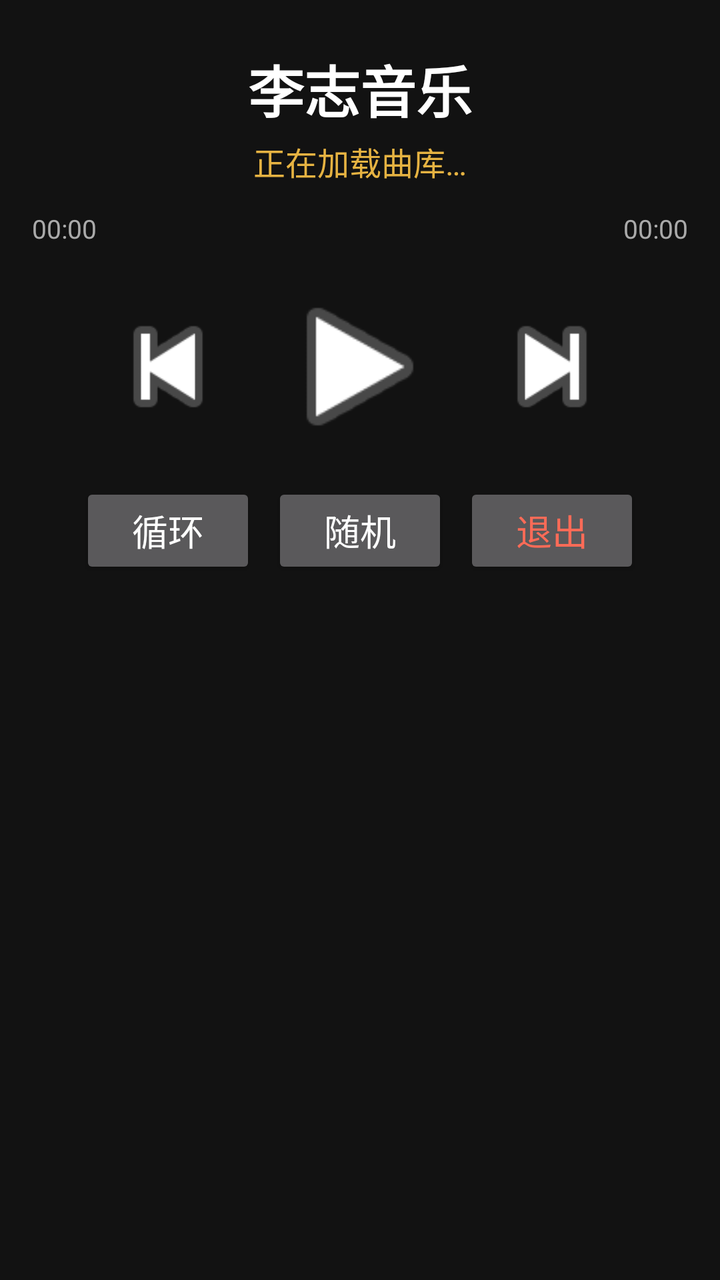
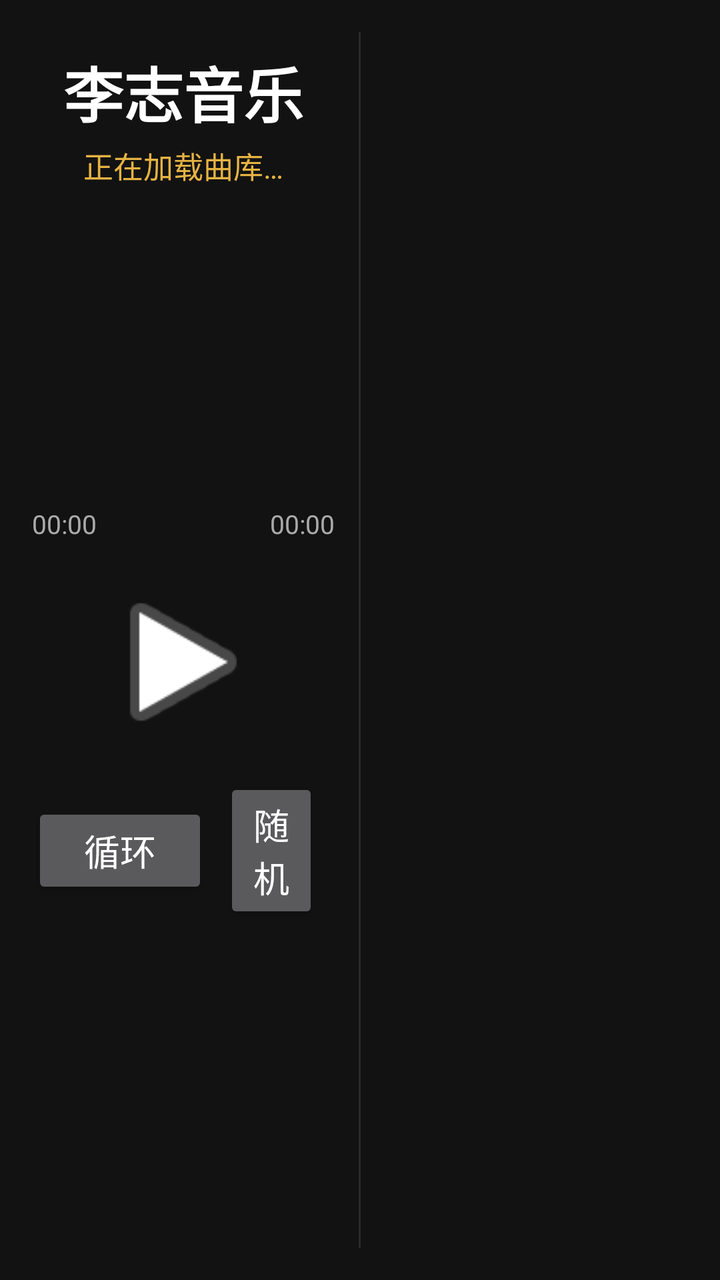

Screens rendered from an Android XML layout before and after an edit, with the pre-edit source and the edit as a unified diff.
<!-- AndroidManifest.xml: application theme AppTheme -->
<!-- res/layout/activity_main.xml -->
<?xml version="1.0" encoding="utf-8"?>
<LinearLayout xmlns:android="http://schemas.android.com/apk/res/android"
    android:layout_width="match_parent"
    android:layout_height="match_parent"
    android:orientation="vertical"
    android:background="@color/bg"
    android:padding="16dp">

    <TextView
        android:id="@+id/tvTitle"
        android:layout_width="match_parent"
        android:layout_height="wrap_content"
        android:text="@string/app_name"
        android:textColor="@color/text_primary"
        android:textSize="28sp"
        android:textStyle="bold"
        android:gravity="center"
        android:layout_marginTop="8dp" />

    <TextView
        android:id="@+id/tvStatus"
        android:layout_width="match_parent"
        android:layout_height="wrap_content"
        android:text="@string/initializing"
        android:textColor="@color/accent"
        android:textSize="16sp"
        android:gravity="center"
        android:layout_marginTop="4dp" />

    <SeekBar
        android:id="@+id/seekBar"
        android:layout_width="match_parent"
        android:layout_height="wrap_content"
        android:layout_marginTop="12dp"
        android:enabled="false" />

    <LinearLayout
        android:layout_width="match_parent"
        android:layout_height="wrap_content"
        android:orientation="horizontal">

        <TextView
            android:id="@+id/tvPos"
            android:layout_width="wrap_content"
            android:layout_height="wrap_content"
            android:text="00:00"
            android:textColor="@color/text_secondary"
            android:textSize="13sp" />

        <TextView
            android:layout_width="0dp"
            android:layout_height="wrap_content"
            android:layout_weight="1" />

        <TextView
            android:id="@+id/tvDur"
            android:layout_width="wrap_content"
            android:layout_height="wrap_content"
            android:text="00:00"
            android:textColor="@color/text_secondary"
            android:textSize="13sp" />
    </LinearLayout>

    <LinearLayout
        android:layout_width="match_parent"
        android:layout_height="wrap_content"
        android:orientation="horizontal"
        android:gravity="center"
        android:layout_marginTop="8dp">

        <ImageButton
            android:id="@+id/btnPrev"
            android:layout_width="72dp"
            android:layout_height="72dp"
            android:layout_margin="8dp"
            android:src="@android:drawable/ic_media_previous"
            android:background="?android:attr/selectableItemBackground"
            android:contentDescription="上一首" />

        <ImageButton
            android:id="@+id/btnPlay"
            android:layout_width="88dp"
            android:layout_height="88dp"
            android:layout_margin="8dp"
            android:src="@android:drawable/ic_media_play"
            android:background="?android:attr/selectableItemBackground"
            android:contentDescription="播放/暂停" />

        <ImageButton
            android:id="@+id/btnNext"
            android:layout_width="72dp"
            android:layout_height="72dp"
            android:layout_margin="8dp"
            android:src="@android:drawable/ic_media_next"
            android:background="?android:attr/selectableItemBackground"
            android:contentDescription="下一首" />
    </LinearLayout>

    <LinearLayout
        android:layout_width="match_parent"
        android:layout_height="wrap_content"
        android:orientation="horizontal"
        android:gravity="center"
        android:layout_marginTop="2dp">

        <Button
            android:id="@+id/btnRepeat"
            style="@style/CtrlBtn"
            android:layout_width="wrap_content"
            android:layout_height="wrap_content"
            android:text="@string/repeat" />

        <Button
            android:id="@+id/btnShuffle"
            style="@style/CtrlBtn"
            android:layout_width="wrap_content"
            android:layout_height="wrap_content"
            android:text="@string/shuffle" />

        <Button
            android:id="@+id/btnExit"
            style="@style/CtrlBtn"
            android:layout_width="wrap_content"
            android:layout_height="wrap_content"
            android:text="@string/exit"
            android:textColor="#FF6B57" />
    </LinearLayout>

    <ListView
        android:id="@+id/listSongs"
        android:layout_width="match_parent"
        android:layout_height="0dp"
        android:layout_weight="1"
        android:layout_marginTop="8dp"
        android:divider="#2A2A2A"
        android:dividerHeight="1dp" />
</LinearLayout>
<!-- resources referenced by this layout -->
<resources>
  <color name="accent">#E6B342</color>
  <color name="bg">#121212</color>
  <color name="text_primary">#FFFFFF</color>
  <color name="text_secondary">#AAAAAA</color>
  <string name="app_name">李志音乐</string>
  <string name="exit">退出</string>
  <string name="initializing">正在加载曲库…</string>
  <string name="repeat">循环</string>
  <string name="shuffle">随机</string>
  <style name="CtrlBtn" parent="android:Widget.Material.Button">
          <item name="android:textColor">@color/text_primary</item>
          <item name="android:textSize">18sp</item>
          <item name="android:layout_margin">4dp</item>
      </style>
  <style name="AppTheme" parent="android:Theme.Material.NoActionBar">
          <item name="android:windowBackground">@color/bg</item>
          <item name="android:colorBackground">@color/bg</item>
          <item name="android:textColorPrimary">@color/text_primary</item>
          <item name="android:textColorSecondary">@color/text_secondary</item>
          <item name="android:colorAccent">@color/accent</item>
      </style>
</resources>

<!-- the commit's change to res/layout/activity_main.xml (unified diff, before → after) -->
@@ -2,136 +2,161 @@
 <LinearLayout xmlns:android="http://schemas.android.com/apk/res/android"
     android:layout_width="match_parent"
     android:layout_height="match_parent"
-    android:orientation="vertical"
+    android:orientation="horizontal"
     android:background="@color/bg"
     android:padding="16dp">
 
-    <TextView
-        android:id="@+id/tvTitle"
-        android:layout_width="match_parent"
-        android:layout_height="wrap_content"
-        android:text="@string/app_name"
-        android:textColor="@color/text_primary"
-        android:textSize="28sp"
-        android:textStyle="bold"
-        android:gravity="center"
-        android:layout_marginTop="8dp" />
-
-    <TextView
-        android:id="@+id/tvStatus"
-        android:layout_width="match_parent"
-        android:layout_height="wrap_content"
-        android:text="@string/initializing"
-        android:textColor="@color/accent"
-        android:textSize="16sp"
-        android:gravity="center"
-        android:layout_marginTop="4dp" />
-
-    <SeekBar
-        android:id="@+id/seekBar"
-        android:layout_width="match_parent"
-        android:layout_height="wrap_content"
-        android:layout_marginTop="12dp"
-        android:enabled="false" />
-
+    
     <LinearLayout
-        android:layout_width="match_parent"
-        android:layout_height="wrap_content"
-        android:orientation="horizontal">
+        android:layout_width="0dp"
+        android:layout_height="match_parent"
+        android:layout_weight="1"
+        android:orientation="vertical">
 
         <TextView
-            android:id="@+id/tvPos"
-            android:layout_width="wrap_content"
+            android:id="@+id/tvTitle"
+            android:layout_width="match_parent"
             android:layout_height="wrap_content"
-            android:text="00:00"
-            android:textColor="@color/text_secondary"
-            android:textSize="13sp" />
+            android:text="@string/app_name"
+            android:textColor="@color/text_primary"
+            android:textSize="30sp"
+            android:textStyle="bold"
+            android:gravity="center"
+            android:layout_marginTop="8dp" />
 
         <TextView
-            android:layout_width="0dp"
+            android:id="@+id/tvStatus"
+            android:layout_width="match_parent"
             android:layout_height="wrap_content"
+            android:text="@string/initializing"
+            android:textColor="@color/accent"
+            android:textSize="15sp"
+            android:gravity="center"
+            android:layout_marginTop="4dp" />
+
+        <Space
+            android:layout_width="match_parent"
+            android:layout_height="0dp"
             android:layout_weight="1" />
 
-        <TextView
-            android:id="@+id/tvDur"
-            android:layout_width="wrap_content"
+        <SeekBar
+            android:id="@+id/seekBar"
+            android:layout_width="match_parent"
             android:layout_height="wrap_content"
-            android:text="00:00"
-            android:textColor="@color/text_secondary"
-            android:textSize="13sp" />
+            android:enabled="false" />
+
+        <LinearLayout
+            android:layout_width="match_parent"
+            android:layout_height="wrap_content"
+            android:orientation="horizontal">
+
+            <TextView
+                android:id="@+id/tvPos"
+                android:layout_width="wrap_content"
+                android:layout_height="wrap_content"
+                android:text="00:00"
+                android:textColor="@color/text_secondary"
+                android:textSize="13sp" />
+
+            <TextView
+                android:layout_width="0dp"
+                android:layout_height="wrap_content"
+                android:layout_weight="1" />
+
+            <TextView
+                android:id="@+id/tvDur"
+                android:layout_width="wrap_content"
+                android:layout_height="wrap_content"
+                android:text="00:00"
+                android:textColor="@color/text_secondary"
+                android:textSize="13sp" />
+        </LinearLayout>
+
+        <LinearLayout
+            android:layout_width="match_parent"
+            android:layout_height="wrap_content"
+            android:orientation="horizontal"
+            android:gravity="center"
+            android:layout_marginTop="8dp">
+
+            <ImageButton
+                android:id="@+id/btnPrev"
+                android:layout_width="72dp"
+                android:layout_height="72dp"
+                android:layout_margin="8dp"
+                android:src="@android:drawable/ic_media_previous"
+                android:background="?android:attr/selectableItemBackground"
+                android:contentDescription="上一首" />
+
+            <ImageButton
+                android:id="@+id/btnPlay"
+                android:layout_width="88dp"
+                android:layout_height="88dp"
+                android:layout_margin="8dp"
+                android:src="@android:drawable/ic_media_play"
+                android:background="?android:attr/selectableItemBackground"
+                android:contentDescription="播放/暂停" />
+
+            <ImageButton
+                android:id="@+id/btnNext"
+                android:layout_width="72dp"
+                android:layout_height="72dp"
+                android:layout_margin="8dp"
+                android:src="@android:drawable/ic_media_next"
+                android:background="?android:attr/selectableItemBackground"
+                android:contentDescription="下一首" />
+        </LinearLayout>
+
+        <LinearLayout
+            android:layout_width="match_parent"
+            android:layout_height="wrap_content"
+            android:orientation="horizontal"
+            android:gravity="center"
+            android:layout_marginTop="2dp">
+
+            <Button
+                android:id="@+id/btnRepeat"
+                style="@style/CtrlBtn"
+                android:layout_width="wrap_content"
+                android:layout_height="wrap_content"
+                android:text="@string/repeat" />
+
+            <Button
+                android:id="@+id/btnShuffle"
+                style="@style/CtrlBtn"
+                android:layout_width="wrap_content"
+                android:layout_height="wrap_content"
+                android:text="@string/shuffle" />
+
+            <Button
+                android:id="@+id/btnExit"
+                style="@style/CtrlBtn"
+                android:layout_width="wrap_content"
+                android:layout_height="wrap_content"
+                android:text="@string/exit"
+                android:textColor="#FF6B57" />
+        </LinearLayout>
+
+        <Space
+            android:layout_width="match_parent"
+            android:layout_height="0dp"
+            android:layout_weight="1" />
     </LinearLayout>
 
-    <LinearLayout
-        android:layout_width="match_parent"
-        android:layout_height="wrap_content"
-        android:orientation="horizontal"
-        android:gravity="center"
-        android:layout_marginTop="8dp">
+    
+    <View
+        android:layout_width="1dp"
+        android:layout_height="match_parent"
+        android:layout_marginStart="12dp"
+        android:layout_marginEnd="12dp"
+        android:background="#2A2A2A" />
 
-        <ImageButton
-            android:id="@+id/btnPrev"
-            android:layout_width="72dp"
-            android:layout_height="72dp"
-            android:layout_margin="8dp"
-            android:src="@android:drawable/ic_media_previous"
-            android:background="?android:attr/selectableItemBackground"
-            android:contentDescription="上一首" />
-
-        <ImageButton
-            android:id="@+id/btnPlay"
-            android:layout_width="88dp"
-            android:layout_height="88dp"
-            android:layout_margin="8dp"
-            android:src="@android:drawable/ic_media_play"
-            android:background="?android:attr/selectableItemBackground"
-            android:contentDescription="播放/暂停" />
-
-        <ImageButton
-            android:id="@+id/btnNext"
-            android:layout_width="72dp"
-            android:layout_height="72dp"
-            android:layout_margin="8dp"
-            android:src="@android:drawable/ic_media_next"
-            android:background="?android:attr/selectableItemBackground"
-            android:contentDescription="下一首" />
-    </LinearLayout>
-
-    <LinearLayout
-        android:layout_width="match_parent"
-        android:layout_height="wrap_content"
-        android:orientation="horizontal"
-        android:gravity="center"
-        android:layout_marginTop="2dp">
-
-        <Button
-            android:id="@+id/btnRepeat"
-            style="@style/CtrlBtn"
-            android:layout_width="wrap_content"
-            android:layout_height="wrap_content"
-            android:text="@string/repeat" />
-
-        <Button
-            android:id="@+id/btnShuffle"
-            style="@style/CtrlBtn"
-            android:layout_width="wrap_content"
-            android:layout_height="wrap_content"
-            android:text="@string/shuffle" />
-
-        <Button
-            android:id="@+id/btnExit"
-            style="@style/CtrlBtn"
-            android:layout_width="wrap_content"
-            android:layout_height="wrap_content"
-            android:text="@string/exit"
-            android:textColor="#FF6B57" />
-    </LinearLayout>
-
+    
     <ListView
         android:id="@+id/listSongs"
-        android:layout_width="match_parent"
-        android:layout_height="0dp"
+        android:layout_width="0dp"
+        android:layout_height="match_parent"
         android:layout_weight="1"
-        android:layout_marginTop="8dp"
         android:divider="#2A2A2A"
         android:dividerHeight="1dp" />
 </LinearLayout>
